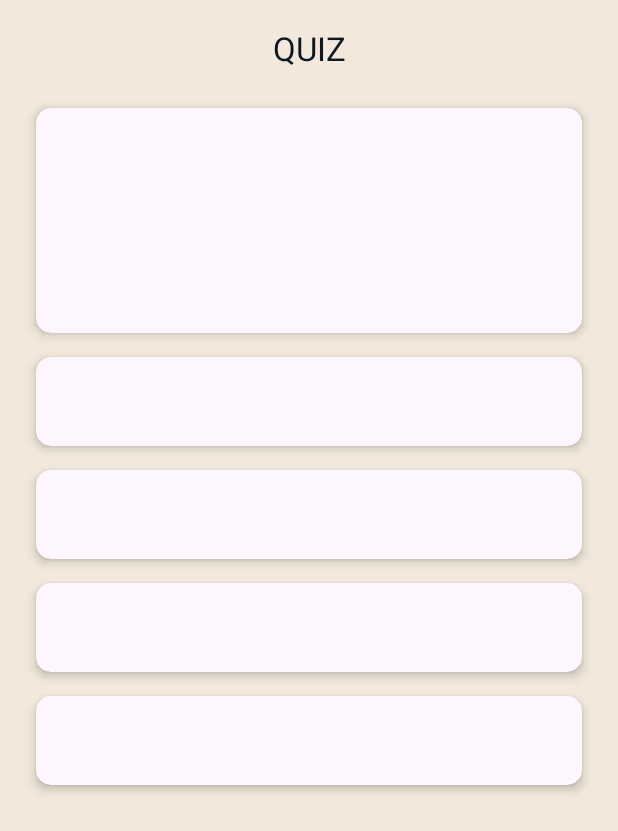
After one commit to cecilia314/Quiz-App-Android, an Android app: the layout activity_basic_quiz.xml on its own in the app's theme, with its tools: preview values and no code run, on a phone screen of 412 x 824 dp. The commit adds this screen. Shown: the top 831 px of the screen. Run offline under Robolectric (Android 15) with nearby library versions, the phone set to English and light mode, and no system bars.

Commit message:
feat: implement BasicQuiz activity

```diff
--- a/app/build.gradle.kts
+++ b/app/build.gradle.kts
@@ -38,6 +38,8 @@ dependencies {
     implementation(libs.material)
     implementation(libs.activity)
     implementation(libs.constraintlayout)
+    // GSON
+    implementation(libs.gson)
     testImplementation(libs.junit)
     androidTestImplementation(libs.ext.junit)
     androidTestImplementation(libs.espresso.core)
--- /dev/null
+++ b/app/src/main/res/layout/activity_basic_quiz.xml
@@ -0,0 +1,141 @@
+<?xml version="1.0" encoding="utf-8"?>
+<LinearLayout xmlns:android="http://schemas.android.com/apk/res/android"
+    xmlns:app="http://schemas.android.com/apk/res-auto"
+    xmlns:tools="http://schemas.android.com/tools"
+    android:id="@+id/main"
+    android:layout_width="match_parent"
+    android:layout_height="match_parent"
+    android:background="@color/background"
+    android:orientation="vertical"
+    tools:context=".BasicQuizActivity">
+
+
+    <com.google.android.material.appbar.AppBarLayout
+        android:id="@+id/appBar"
+        android:layout_width="match_parent"
+        android:layout_height="?attr/actionBarSize"
+        android:background="@color/background"
+        android:elevation="0dp"
+        android:gravity="center">
+
+        <com.google.android.material.appbar.MaterialToolbar
+            android:layout_width="match_parent"
+            android:layout_height="match_parent"
+            app:title="QUIZ"
+            app:titleCentered="true"
+            app:titleTextColor="@color/text_color" />
+    </com.google.android.material.appbar.AppBarLayout>
+
+
+    <com.google.android.material.card.MaterialCardView
+        style="@style/TestCard"
+        android:layout_width="match_parent"
+        android:layout_height="wrap_content">
+
+        <LinearLayout
+            android:layout_width="match_parent"
+            android:layout_height="150dp"
+            android:layout_gravity="center"
+            android:orientation="horizontal">
+
+            <TextView
+                android:id="@+id/quizTest"
+                android:layout_width="match_parent"
+                android:layout_height="match_parent"
+                android:gravity="center"
+                android:padding="24dp"
+                android:textColor="@color/text_secondary_color"
+                android:textSize="20sp" />
+
+        </LinearLayout>
+
+    </com.google.android.material.card.MaterialCardView>
+
+
+    <com.google.android.material.card.MaterialCardView
+        style="@style/TestCard"
+        android:layout_width="match_parent"
+        android:layout_height="wrap_content">
+
+        <LinearLayout
+            android:layout_width="match_parent"
+            android:layout_height="wrap_content"
+            android:layout_gravity="center"
+            android:orientation="horizontal">
+
+            <TextView
+                android:id="@+id/answerOneCard"
+                android:layout_width="match_parent"
+                android:layout_height="match_parent"
+                android:gravity="center"
+                android:padding="16dp"
+                android:textColor="@color/text_secondary_color"
+                android:textSize="20sp" />
+        </LinearLayout>
+    </com.google.android.material.card.MaterialCardView>
+
+    <com.google.android.material.card.MaterialCardView
+        style="@style/TestCard"
+        android:layout_width="match_parent"
+        android:layout_height="wrap_content">
+
+        <LinearLayout
+            android:layout_width="match_parent"
+            android:layout_height="wrap_content"
+            android:layout_gravity="center"
+            android:orientation="horizontal">
+
+            <TextView
+                android:id="@+id/answerTwoCard"
+                android:layout_width="match_parent"
+                android:layout_height="match_parent"
+                android:gravity="center"
+                android:padding="16dp"
+                android:textColor="@color/text_secondary_color"
+                android:textSize="20sp" />
+        </LinearLayout>
+    </com.google.android.material.card.MaterialCardView>
+    <com.google.android.material.card.MaterialCardView
+        style="@style/TestCard"
+        android:layout_width="match_parent"
+        android:layout_height="wrap_content">
+
+        <LinearLayout
+            android:layout_width="match_parent"
+            android:layout_height="wrap_content"
+            android:layout_gravity="center"
+            android:orientation="horizontal">
+
+            <TextView
+                android:id="@+id/answerThreeCard"
+                android:layout_width="match_parent"
+                android:layout_height="match_parent"
+                android:gravity="center"
+                android:padding="16dp"
+                android:textColor="@color/text_secondary_color"
+                android:textSize="20sp" />
+        </LinearLayout>
+    </com.google.android.material.card.MaterialCardView>
+    <com.google.android.material.card.MaterialCardView
+        style="@style/TestCard"
+        android:layout_width="match_parent"
+        android:layout_height="wrap_content">
+
+        <LinearLayout
+            android:layout_width="match_parent"
+            android:layout_height="wrap_content"
+            android:layout_gravity="center"
+            android:orientation="horizontal">
+
+            <TextView
+                android:id="@+id/answerFourCard"
+                android:layout_width="match_parent"
+                android:layout_height="match_parent"
+                android:gravity="center"
+                android:padding="16dp"
+                android:textColor="@color/text_secondary_color"
+                android:textSize="20sp" />
+        </LinearLayout>
+    </com.google.android.material.card.MaterialCardView>
+
+</LinearLayout>
--- a/gradle/libs.versions.toml
+++ b/gradle/libs.versions.toml
@@ -1,5 +1,6 @@
 [versions]
 agp = "8.7.1"
+gson = "2.11.0"
 junit = "4.13.2"
 junitVersion = "1.2.1"
 espressoCore = "3.6.1"
@@ -9,6 +10,7 @@ activity = "1.9.3"
 constraintlayout = "2.2.0"
 
 [libraries]
+gson = { module = "com.google.code.gson:gson", version.ref = "gson" }
 junit = { group = "junit", name = "junit", version.ref = "junit" }
 ext-junit = { group = "androidx.test.ext", name = "junit", version.ref = "junitVersion" }
 espresso-core = { group = "androidx.test.espresso", name = "espresso-core", version.ref = "espressoCore" }
```
Also changed, not shown: app/src/main/AndroidManifest.xml (+7 -0 lines), app/src/main/assets/difficultQuestions.json (added, +84 -0 lines), app/src/main/assets/easyQuestions.json (added, +84 -0 lines), app/src/main/java/com/cecilia314/quizapp/BasicQuizActivity.java (added, +143 -0 lines), app/src/main/java/com/cecilia314/quizapp/DifficultQuizData.java (added, +7 -0 lines), app/src/main/java/com/cecilia314/quizapp/EasyQuizData.java (added, +7 -0 lines), app/src/main/java/com/cecilia314/quizapp/MainActivity.java (+21 -0 lines), app/src/main/java/com/cecilia314/quizapp/QuestionItem.java (added, +67 -0 lines), app/src/main/java/com/cecilia314/quizapp/ResultActivity.java (added, +24 -0 lines), app/src/main/res/layout/activity_result.xml (added, +10 -0 lines).
